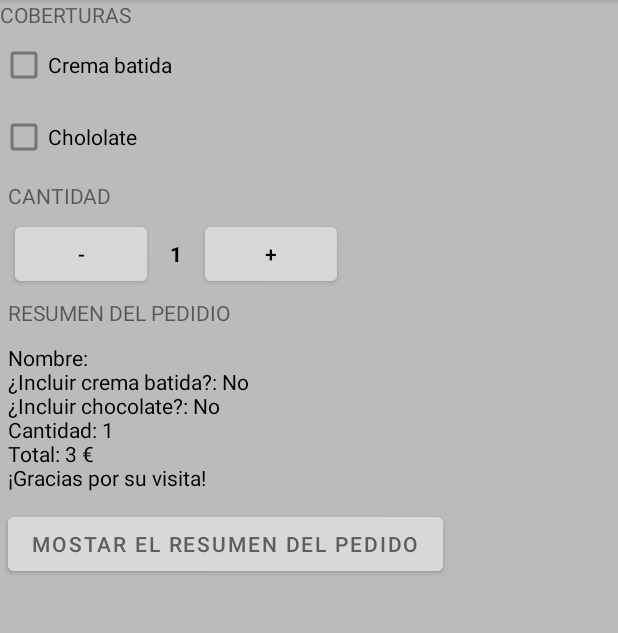
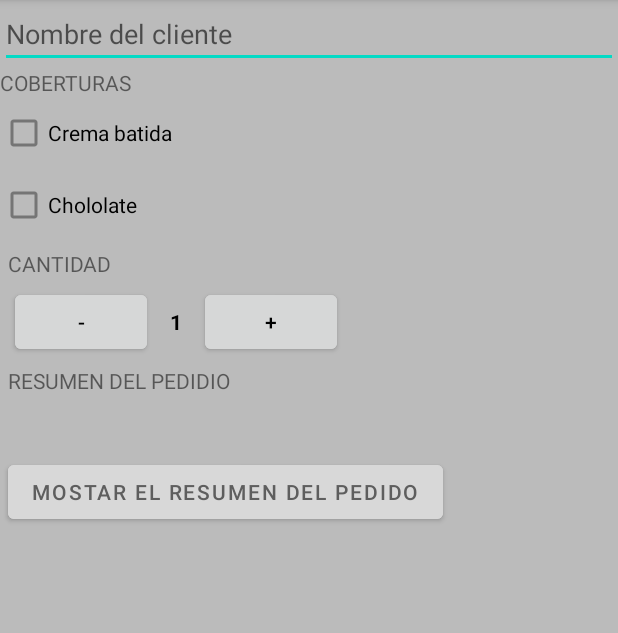
Before and after one commit to magnitopic/IceCreamMaker, an Android app: the screen it shows after launch (MainActivity), after a tap on "MOSTAR EL RESUMEN DEL PEDIDO", on a phone screen of 412 x 824 dp, the part 84-717 px from its top. Run offline under Robolectric (Android 15) with nearby library versions, the phone set to English and light mode, and no system bars.

Commit message:
EditText

```diff
--- a/app/src/main/java/com/example/icecreammaker/MainActivity.kt
+++ b/app/src/main/java/com/example/icecreammaker/MainActivity.kt
@@ -4,17 +4,18 @@ import androidx.appcompat.app.AppCompatActivity
 import android.os.Bundle
 import android.view.View
 import android.widget.CheckBox
+import android.widget.EditText
 import android.widget.TextView
 import android.widget.Toast
 
 class MainActivity : AppCompatActivity() {
     private val precioUnitario = 3
     private var cantidad = 1
-    private var name = ""
     private lateinit var textViewPrecio: TextView
     private lateinit var textViewCantidad: TextView
     private lateinit var checkBoxCream: CheckBox
     private lateinit var checkBoxChocolate: CheckBox
+    private lateinit var nameImput: EditText
 
     override fun onCreate(savedInstanceState: Bundle?) {
         super.onCreate(savedInstanceState)
@@ -23,6 +24,7 @@ class MainActivity : AppCompatActivity() {
         textViewCantidad = findViewById(R.id.amount)
         checkBoxCream = findViewById(R.id.checkBoxCream)
         checkBoxChocolate = findViewById(R.id.checkBoxChocolate)
+        nameImput = findViewById(R.id.nameImput)
     }
 
     fun onClickButtonOrder(vista: View) {
@@ -30,13 +32,18 @@ class MainActivity : AppCompatActivity() {
     }
 
     private fun  displayPriceInformation() {
-        var info = ("Nombre: ${name}\n¿Incluir crema batida?: ${if (checkBoxCream.isChecked) "Sí" else "No"}\n¿Incluir chocolate?: ${if (checkBoxChocolate.isChecked) "Sí" else "No"}\nCantidad: ${cantidad}\nTotal: ${calculatePrice()} €\n¡Gracias por su visita!")
-        textViewPrecio.text = info
+        if (nameImput.text.isNullOrBlank())
+            Toast.makeText(applicationContext, "Nombre invalido", Toast.LENGTH_SHORT).show()
+        else{
+            var info = ("Nombre: ${nameImput.text.toString().trim()}\n¿Incluir crema batida?: ${if (checkBoxCream.isChecked) "Sí" else "No"}\n¿Incluir chocolate?: ${if (checkBoxChocolate.isChecked) "Sí" else "No"}\nCantidad: ${cantidad}\nTotal: ${calculatePrice()} €\n¡Gracias por su visita!")
+            textViewPrecio.text = info
+        }
     }
 
     private fun calculatePrice() : Int {
         return (cantidad * precioUnitario)
     }
+
     fun increase(Vista : View){
         if (cantidad < 10){
             cantidad++
--- a/app/src/main/res/layout/activity_main.xml
+++ b/app/src/main/res/layout/activity_main.xml
@@ -8,6 +8,15 @@
     android:orientation="vertical"
     tools:context=".MainActivity">
 
+
+    <EditText
+        android:id="@+id/nameImput"
+        android:layout_width="match_parent"
+        android:layout_height="wrap_content"
+        android:ems="10"
+        android:inputType="textPersonName"
+        android:hint="Nombre del cliente"
+        android:maxLength="20"/>
 
     <TextView
         android:id="@+id/textView"
```
